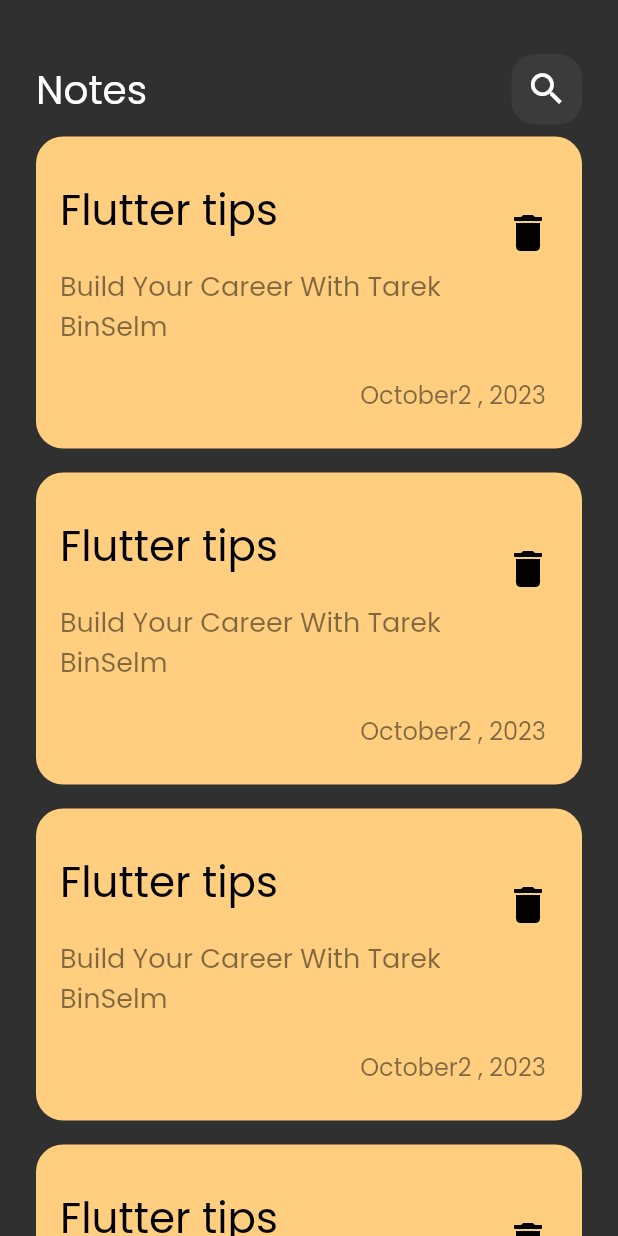
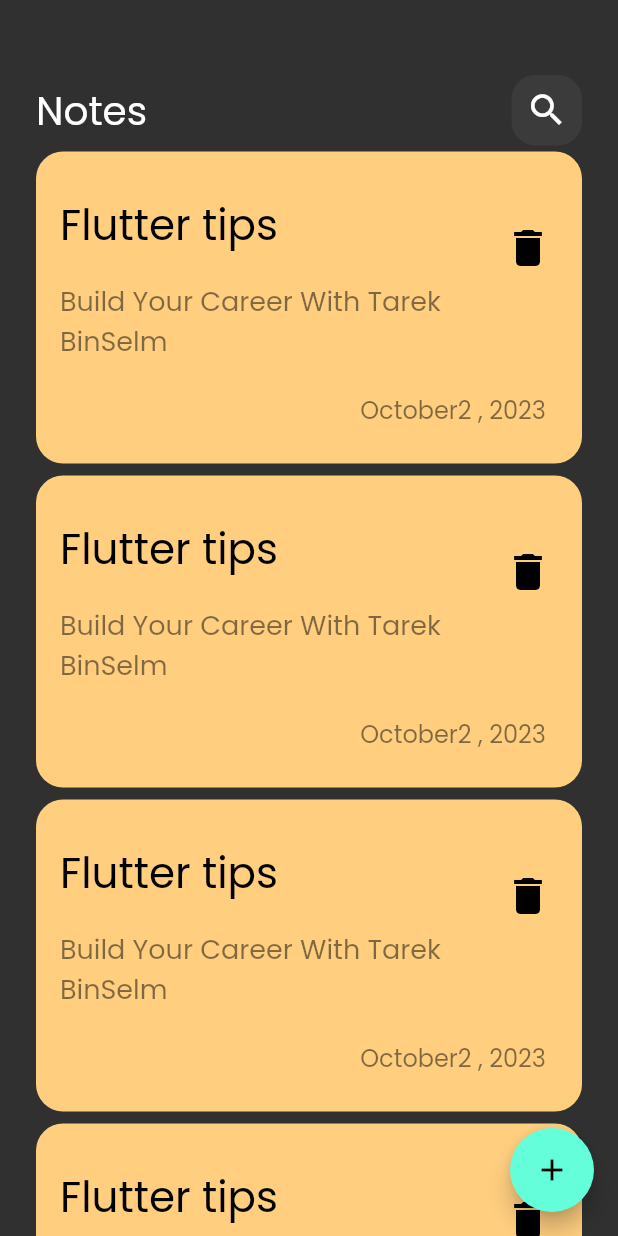
Before and after one commit to tarek-binselm/notes_app, a Flutter app: the screen it shows after launch, on a phone screen of 412 x 824 dp. Run offline on Flutter 3.47's test engine with Material 2 defaults, Android fonts, the phone set to English and light mode, and no system bars.

Commit message:
add floating action button

```diff
--- a/lib/views/home_view.dart
+++ b/lib/views/home_view.dart
@@ -6,8 +6,12 @@ class HomeView extends StatelessWidget {
 
   @override
   Widget build(BuildContext context) {
-    return const Scaffold(
-      body: NotesViewbody(),
+    return Scaffold(
+      floatingActionButton: FloatingActionButton(
+        onPressed: () {},
+        child: const Icon(Icons.add),
+      ),
+      body: const NotesViewbody(),
     );
   }
 }
--- a/lib/widgets/notes_list_view.dart
+++ b/lib/widgets/notes_list_view.dart
@@ -1,16 +1,17 @@
-
 import 'package:flutter/material.dart';
 import 'package:notes_app/widgets/note_item.dart';
 
 class NotesListView extends StatelessWidget {
   const NotesListView({super.key});
+
+
   @override
   Widget build(BuildContext context) {
     return Expanded(
       child: ListView.builder(
         itemBuilder: (context, index) {
           return const Padding(
-            padding: EdgeInsets.symmetric(vertical: 8),
+            padding: EdgeInsets.symmetric(vertical: 4),
             child: NoteItem(),
           );
         },
--- a/lib/widgets/notes_view_body.dart
+++ b/lib/widgets/notes_view_body.dart
@@ -12,7 +12,7 @@ class NotesViewbody extends StatelessWidget {
       child: Column(
         children: [
           SizedBox(
-            height: 36,
+            height: 50,
           ),
           CustomAppBar(),
           NotesListView(),
```
